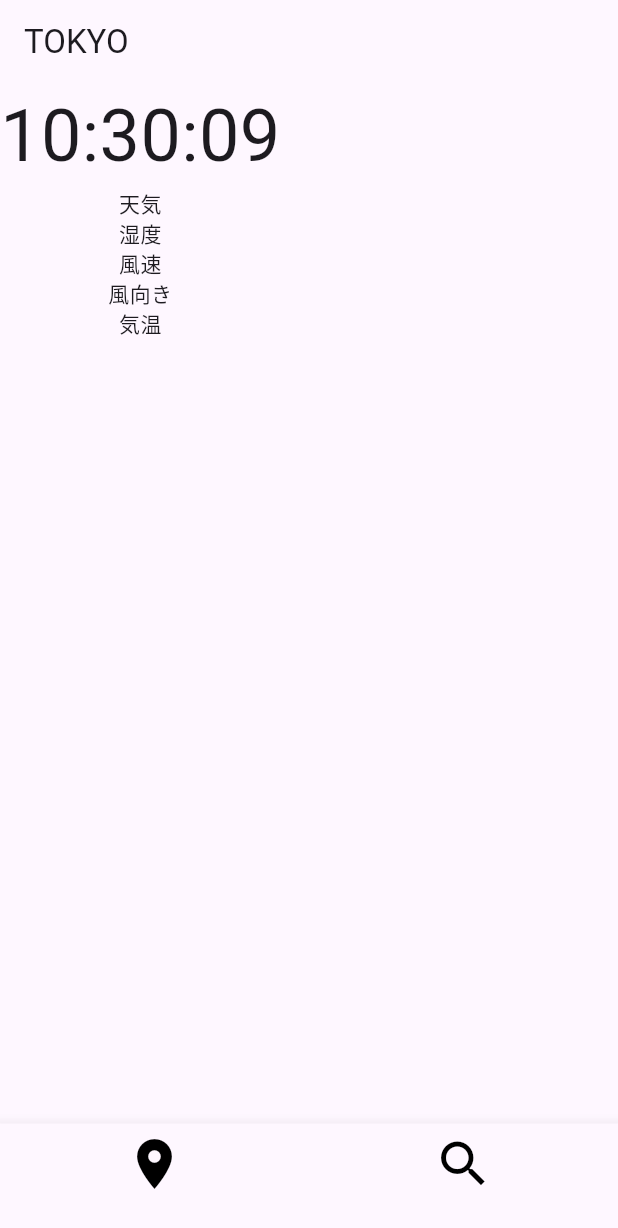
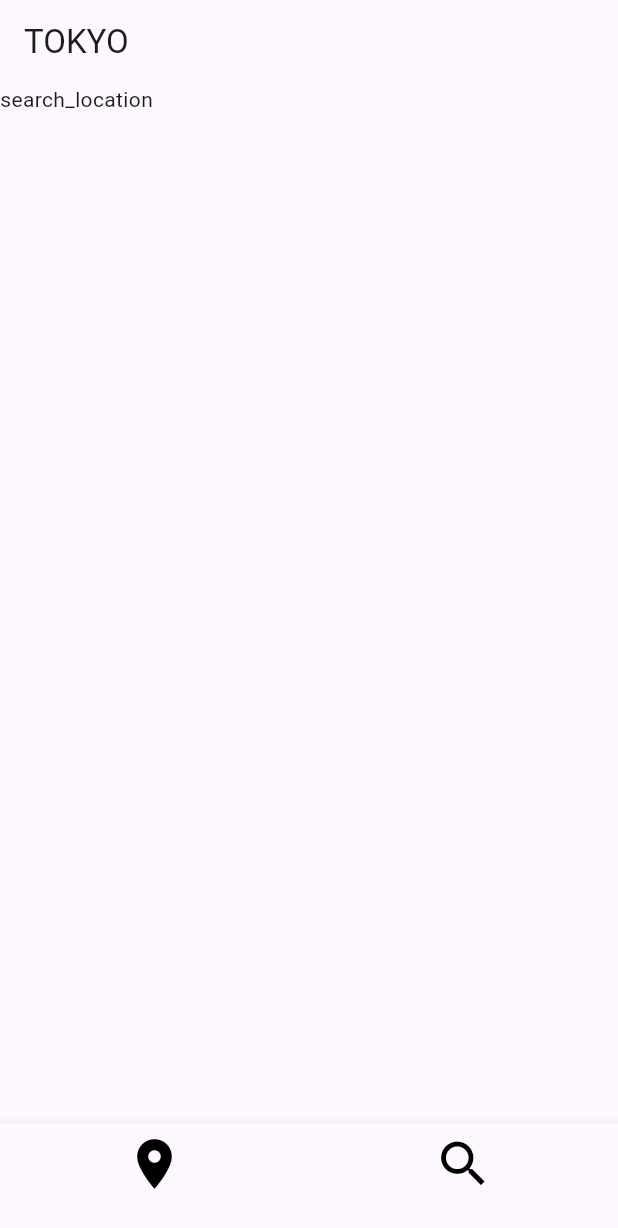
Before and after one commit to yukimiyake0607/geolocator_sample, a Flutter app: the screen it shows after launch, item 2 of the bottom bar chosen, on a phone screen of 412 x 824 dp. Shown: the top 1228 px of the screen. Run offline on Flutter 3.47's test engine with Material 3 defaults, Android fonts, the phone set to English and light mode, and no system bars.

Commit message:
add: bottomnavigationbarを機能を追加
refs #19 タップによってページを変更させるため

```diff
--- a/lib/first_page.dart
+++ b/lib/first_page.dart
@@ -1,5 +1,7 @@
 import 'package:flutter/material.dart';
-import 'package:geolocator_sample/current_time.dart';
+import 'package:geolocator_sample/search_location.dart';
+import 'current_page.dart';
+
 
 class FirstPage extends StatefulWidget {
   const FirstPage({super.key});
@@ -9,31 +11,39 @@ class FirstPage extends StatefulWidget {
 }
 
 class _FirstPageState extends State<FirstPage> {
+  int _selectedScreen = 0;
+
+  List<Widget> screens = [
+    CurrentPage(),
+    SearchLocation(),
+  ];
+
+  void _ontap(index) {
+    setState(() {
+      _selectedScreen = index;
+    });
+  }
+
   @override
   Widget build(BuildContext context) {
     return Scaffold(
       appBar: AppBar(
         title: const Text('TOKYO'),
       ),
-      body: const Column(
-        children: [
-          CurrentTime(),
-          Text('天気'),
-          Text('湿度'),
-          Text('風速'),
-          Text('風向き'),
-          Text('気温'),
-        ],
+      body: IndexedStack(
+        index: _selectedScreen,
+        children: screens,
       ),
-      bottomNavigationBar:
-          BottomNavigationBar(items: const <BottomNavigationBarItem>[
+      bottomNavigationBar: BottomNavigationBar(
+        items: const <BottomNavigationBarItem>[
           BottomNavigationBarItem(
             icon: Icon(
               Icons.location_on,
               color: Colors.black,
               size: 40,
             ),
-            label: ''),
+            label: '',
+          ),
           BottomNavigationBarItem(
               icon: Icon(
                 Icons.search,
@@ -41,7 +51,10 @@ class _FirstPageState extends State<FirstPage> {
                 size: 40,
               ),
               label: ''),
-      ]),
+        ],
+        currentIndex: 0,
+        onTap: _ontap,
+      ),
     );
   }
 }
```
Lines whose indentation alone changed are shown as unchanged.
